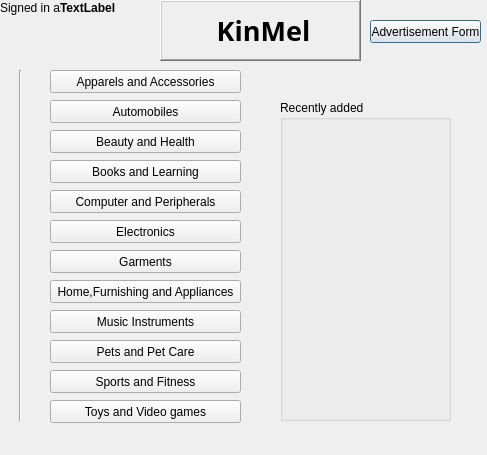
Above: KinMel/homepage.ui from Prakriti03/Project before the change. Below: the same form after it.
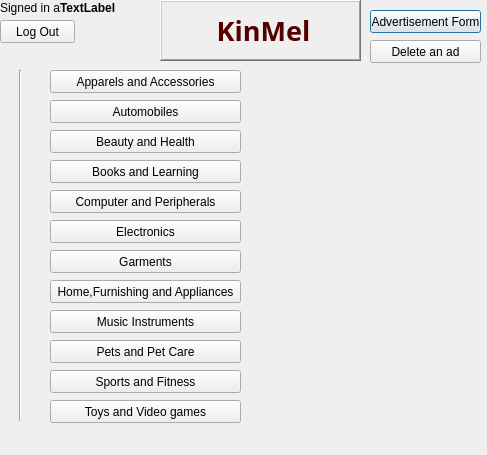
That is the form after the change.

Patch:
```diff
--- a/KinMel/homepage.ui
+++ b/KinMel/homepage.ui
@@ -23,7 +23,7 @@
    <property name="geometry">
     <rect>
      <x>370</x>
-     <y>20</y>
+     <y>10</y>
      <width>111</width>
      <height>23</height>
     </rect>
@@ -32,19 +32,6 @@
     <string>Advertisement Form</string>
    </property>
   </widget>
-  <widget class="QGroupBox" name="groupBox">
-   <property name="geometry">
-    <rect>
-     <x>280</x>
-     <y>100</y>
-     <width>171</width>
-     <height>321</height>
-    </rect>
-   </property>
-   <property name="title">
-    <string>Recently added</string>
-   </property>
-  </widget>
   <widget class="QPushButton" name="pushButton_2">
    <property name="geometry">
     <rect>
@@ -203,6 +190,9 @@
      <pointsize>17</pointsize>
     </font>
    </property>
+   <property name="styleSheet">
+    <string notr="true">label{background:black;}</string>
+   </property>
    <property name="frameShape">
     <enum>QFrame::WinPanel</enum>
    </property>
@@ -210,7 +200,7 @@
     <enum>QFrame::Raised</enum>
    </property>
    <property name="text">
-    <string>&lt;html&gt;&lt;head/&gt;&lt;body&gt;&lt;p align=&quot;center&quot;&gt;&lt;span style=&quot; font-size:20pt; font-weight:600;&quot;&gt;KinMel&lt;/span&gt;&lt;/p&gt;&lt;/body&gt;&lt;/html&gt;</string>
+    <string>&lt;html&gt;&lt;head/&gt;&lt;body&gt;&lt;p align=&quot;center&quot;&gt;&lt;span style=&quot; font-size:20pt; font-weight:600; color:#550000;&quot;&gt;KinMel&lt;/span&gt;&lt;/p&gt;&lt;/body&gt;&lt;/html&gt;</string>
    </property>
   </widget>
   <widget class="Line" name="line">
@@ -265,6 +255,32 @@
     <string>&lt;b&gt;TextLabel</string>
    </property>
   </widget>
+  <widget class="QPushButton" name="pushButton">
+   <property name="geometry">
+    <rect>
+     <x>370</x>
+     <y>40</y>
+     <width>111</width>
+     <height>23</height>
+    </rect>
+   </property>
+   <property name="text">
+    <string>Delete an ad</string>
+   </property>
+  </widget>
+  <widget class="QPushButton" name="pushButton_14">
+   <property name="geometry">
+    <rect>
+     <x>0</x>
+     <y>20</y>
+     <width>75</width>
+     <height>23</height>
+    </rect>
+   </property>
+   <property name="text">
+    <string>Log Out</string>
+   </property>
+  </widget>
  </widget>
  <resources/>
  <connections/>
```
Left out of the diff: 2 changed lines with no effect on the pictures.
